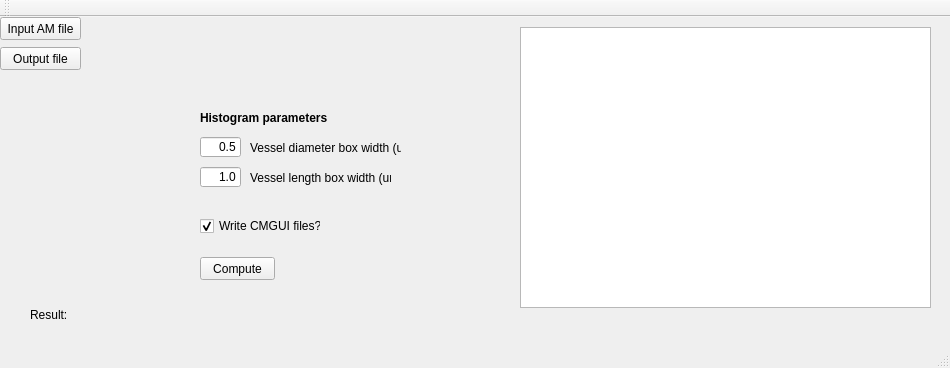
Old version of the form Qt/Translater/mainwindow.ui in the repository gibbogle/vessel-tools.
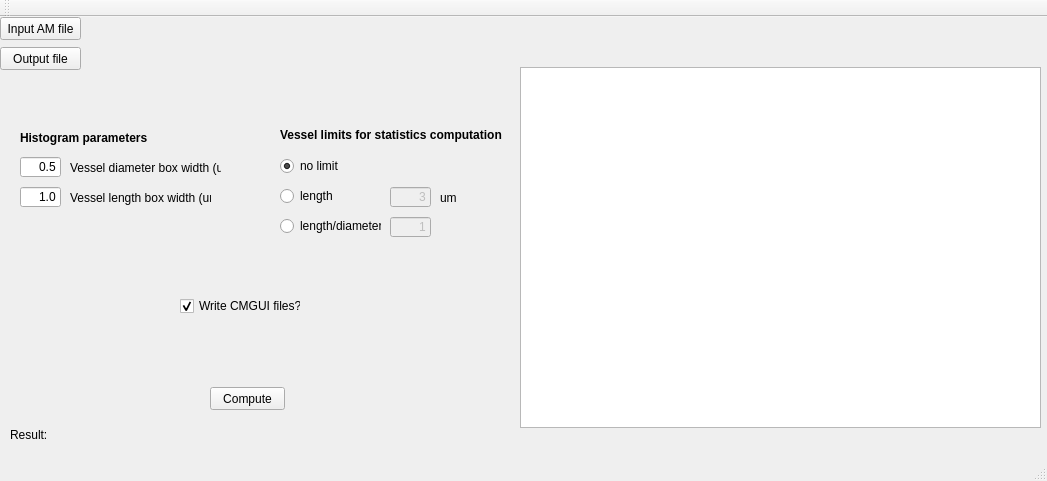
New version of the form.

Diff of the .ui file:
```diff
--- a/Qt/Translater/mainwindow.ui
+++ b/Qt/Translater/mainwindow.ui
@@ -6,8 +6,8 @@
    <rect>
     <x>0</x>
     <y>0</y>
-    <width>950</width>
-    <height>368</height>
+    <width>1047</width>
+    <height>481</height>
    </rect>
   </property>
   <property name="windowTitle">
@@ -32,7 +32,7 @@
      <rect>
       <x>90</x>
       <y>0</y>
-      <width>421</width>
+      <width>951</width>
       <height>21</height>
      </rect>
     </property>
@@ -43,8 +43,8 @@
    <widget class="QPushButton" name="pushButtonCompute">
     <property name="geometry">
      <rect>
-      <x>200</x>
-      <y>240</y>
+      <x>210</x>
+      <y>370</y>
       <width>75</width>
       <height>23</height>
      </rect>
@@ -56,8 +56,8 @@
    <widget class="QLabel" name="label">
     <property name="geometry">
      <rect>
-      <x>30</x>
-      <y>290</y>
+      <x>10</x>
+      <y>410</y>
       <width>41</width>
       <height>16</height>
      </rect>
@@ -69,9 +69,9 @@
    <widget class="QLabel" name="labelResult">
     <property name="geometry">
      <rect>
-      <x>70</x>
-      <y>290</y>
-      <width>861</width>
+      <x>50</x>
+      <y>410</y>
+      <width>991</width>
       <height>21</height>
      </rect>
     </property>
@@ -83,9 +83,9 @@
     <property name="geometry">
      <rect>
       <x>520</x>
-      <y>10</y>
-      <width>411</width>
-      <height>281</height>
+      <y>50</y>
+      <width>521</width>
+      <height>361</height>
      </rect>
     </property>
    </widget>
@@ -107,7 +107,7 @@
      <rect>
       <x>90</x>
       <y>30</y>
-      <width>421</width>
+      <width>951</width>
       <height>21</height>
      </rect>
     </property>
@@ -118,8 +118,8 @@
    <widget class="QCheckBox" name="checkBoxCreateCmgui">
     <property name="geometry">
      <rect>
-      <x>200</x>
-      <y>200</y>
+      <x>180</x>
+      <y>280</y>
       <width>121</width>
       <height>18</height>
      </rect>
@@ -134,8 +134,8 @@
    <widget class="QLineEdit" name="lineEdit_ddiam">
     <property name="geometry">
      <rect>
-      <x>200</x>
-      <y>120</y>
+      <x>20</x>
+      <y>140</y>
       <width>41</width>
       <height>20</height>
      </rect>
@@ -150,8 +150,8 @@
    <widget class="QLineEdit" name="lineEdit_dlen">
     <property name="geometry">
      <rect>
-      <x>200</x>
-      <y>150</y>
+      <x>20</x>
+      <y>170</y>
       <width>41</width>
       <height>20</height>
      </rect>
@@ -166,8 +166,8 @@
    <widget class="QLabel" name="label_ddiam">
     <property name="geometry">
      <rect>
-      <x>250</x>
-      <y>120</y>
+      <x>70</x>
+      <y>140</y>
       <width>151</width>
       <height>21</height>
      </rect>
@@ -179,8 +179,8 @@
    <widget class="QLabel" name="label_dlen">
     <property name="geometry">
      <rect>
-      <x>250</x>
-      <y>150</y>
+      <x>70</x>
+      <y>170</y>
       <width>141</width>
       <height>21</height>
      </rect>
@@ -192,8 +192,8 @@
    <widget class="QLabel" name="label_histogram">
     <property name="geometry">
      <rect>
-      <x>200</x>
-      <y>90</y>
+      <x>20</x>
+      <y>110</y>
       <width>141</width>
       <height>21</height>
      </rect>
@@ -208,6 +208,127 @@
      <string>Histogram parameters</string>
     </property>
    </widget>
+   <widget class="QRadioButton" name="radioButton_no_limit">
+    <property name="geometry">
+     <rect>
+      <x>280</x>
+      <y>140</y>
+      <width>61</width>
+      <height>18</height>
+     </rect>
+    </property>
+    <property name="text">
+     <string>no limit</string>
+    </property>
+    <property name="checked">
+     <bool>true</bool>
+    </property>
+    <attribute name="buttonGroup">
+     <string>buttonGroup_limits</string>
+    </attribute>
+   </widget>
+   <widget class="QRadioButton" name="radioButton_len_limit">
+    <property name="geometry">
+     <rect>
+      <x>280</x>
+      <y>170</y>
+      <width>61</width>
+      <height>18</height>
+     </rect>
+    </property>
+    <property name="text">
+     <string>length</string>
+    </property>
+    <attribute name="buttonGroup">
+     <string>buttonGroup_limits</string>
+    </attribute>
+   </widget>
+   <widget class="QRadioButton" name="radioButton_len_diam_limit">
+    <property name="geometry">
+     <rect>
+      <x>280</x>
+      <y>200</y>
+      <width>101</width>
+      <height>18</height>
+     </rect>
+    </property>
+    <property name="text">
+     <string>length/diameter</string>
+    </property>
+    <attribute name="buttonGroup">
+     <string>buttonGroup_limits</string>
+    </attribute>
+   </widget>
+   <widget class="QLabel" name="label_limits">
+    <property name="geometry">
+     <rect>
+      <x>280</x>
+      <y>110</y>
+      <width>231</width>
+      <height>16</height>
+     </rect>
+    </property>
+    <property name="font">
+     <font>
+      <weight>75</weight>
+      <bold>true</bold>
+     </font>
+    </property>
+    <property name="text">
+     <string>Vessel limits for statistics computation</string>
+    </property>
+   </widget>
+   <widget class="QLineEdit" name="lineEdit_len_limit">
+    <property name="enabled">
+     <bool>false</bool>
+    </property>
+    <property name="geometry">
+     <rect>
+      <x>390</x>
+      <y>170</y>
+      <width>41</width>
+      <height>20</height>
+     </rect>
+    </property>
+    <property name="text">
+     <string>3</string>
+    </property>
+    <property name="alignment">
+     <set>Qt::AlignRight|Qt::AlignTrailing|Qt::AlignVCenter</set>
+    </property>
+   </widget>
+   <widget class="QLineEdit" name="lineEdit_len_diam_limit">
+    <property name="enabled">
+     <bool>false</bool>
+    </property>
+    <property name="geometry">
+     <rect>
+      <x>390</x>
+      <y>200</y>
+      <width>41</width>
+      <height>20</height>
+     </rect>
+    </property>
+    <property name="text">
+     <string>1</string>
+    </property>
+    <property name="alignment">
+     <set>Qt::AlignRight|Qt::AlignTrailing|Qt::AlignVCenter</set>
+    </property>
+   </widget>
+   <widget class="QLabel" name="label_um">
+    <property name="geometry">
+     <rect>
+      <x>440</x>
+      <y>170</y>
+      <width>21</width>
+      <height>21</height>
+     </rect>
+    </property>
+    <property name="text">
+     <string>um</string>
+    </property>
+   </widget>
   </widget>
   <widget class="QMenuBar" name="menuBar">
    <property name="geometry">
```
Left out of the diff: 5 changed lines with no effect on the pictures.
